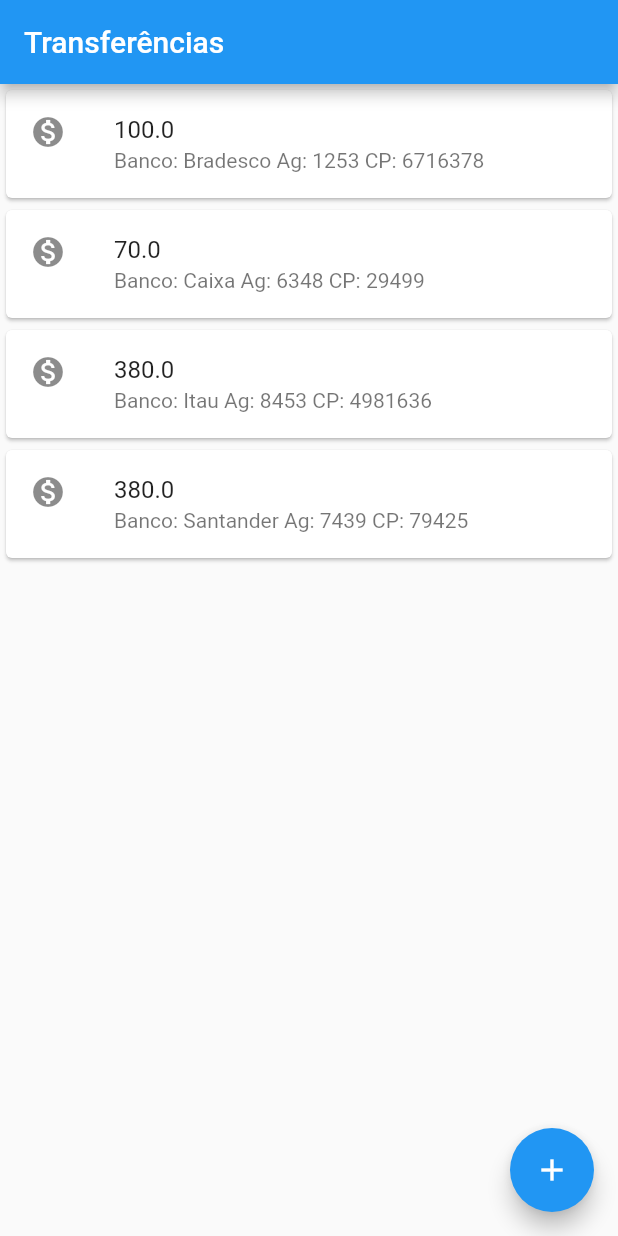
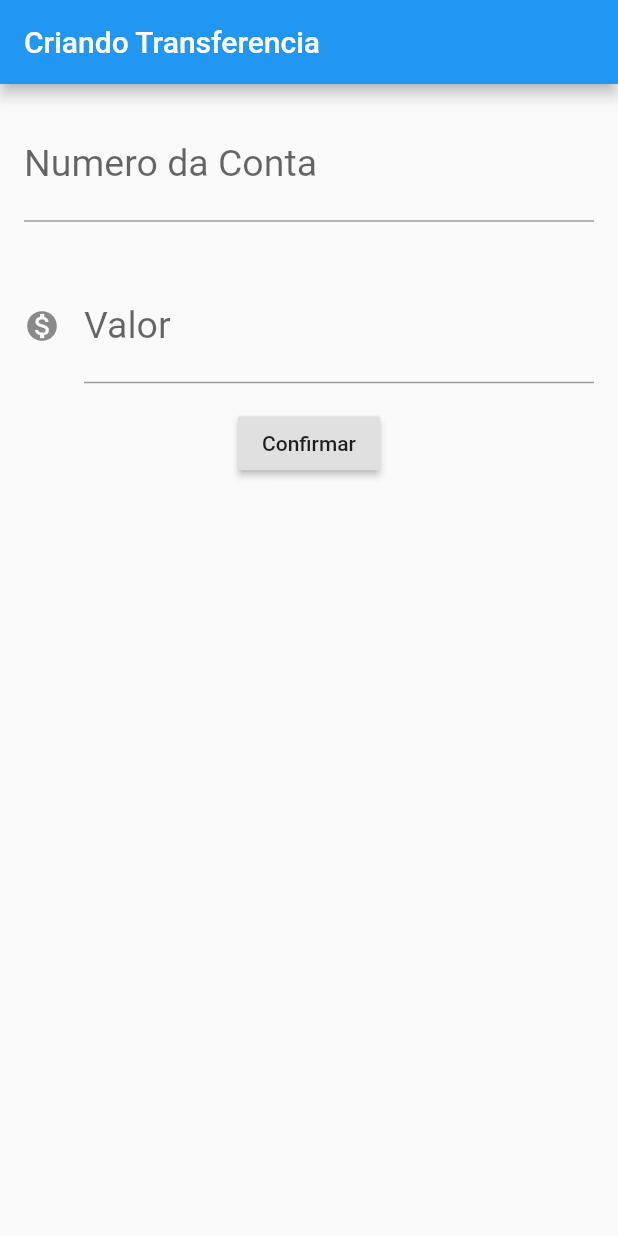
Before and after one commit to RoSPrates/AprendendoFlutterBytebank, a Flutter app: the screen it shows after launch, on a phone screen of 412 x 824 dp. Run offline on Flutter 3.47's test engine with Material 2 defaults, Android fonts, the phone set to English and light mode, and no system bars.

Commit message:
tela de criação de transferencia 0.1

```diff
--- a/lib/main.dart
+++ b/lib/main.dart
@@ -1,28 +1,98 @@
 import 'package:flutter/material.dart';
 
-void main() => runApp(
-      MaterialApp(
-        home: Scaffold(
-          body: ListaTransferencias(),
-          appBar: AppBar(
-            title: Text("Transferências"),
-          ),
-          floatingActionButton: FloatingActionButton(
-            child: Icon(Icons.add),
-          ),
-        ),
+void main() => runApp(BytebankApp());
+
+class BytebankApp extends StatelessWidget {
+  Widget build(BuildContext context) {
+    return MaterialApp(
+      home: Scaffold(
+        body: FormularioTransferencia(),
       ),
     );
+  }
+}
+
+class FormularioTransferencia extends StatelessWidget {
+  final TextEditingController _controlerCampoNumeroConta =
+      TextEditingController();
+  final TextEditingController _controlerCampoValor = TextEditingController();
+
+  @override
+  Widget build(BuildContext context) {
+    return Scaffold(
+      appBar: AppBar(
+        title: Text("Criando Transferencia"),
+      ),
+      body: Column(
+        children: <Widget>[
+          Padding(
+            padding: const EdgeInsets.all(16.0),
+            child: TextField(
+              controller: _controlerCampoNumeroConta,
+              style: TextStyle(fontSize: 25.0),
+              decoration: InputDecoration(
+                  labelText: "Numero da Conta", hintText: "00000"),
+              keyboardType: TextInputType.number,
+            ),
+          ),
+          Padding(
+            padding: const EdgeInsets.all(16.0),
+            child: TextField(
+              controller: _controlerCampoValor,
+              style: TextStyle(fontSize: 25.0),
+              decoration: InputDecoration(
+                labelText: "Valor",
+                hintText: "0,00",
+                icon: Icon(Icons.monetization_on),
+              ),
+              keyboardType: TextInputType.number,
+            ),
+          ),
+          RaisedButton(
+            onPressed: () {
+              var time = DateTime.now().toLocal();
+              debugPrint(
+                  "clicou no confirmar as ${time.day}/${time.month}/${time.year} - ${time.hour}:${time.minute}:${time.second}");
+              double valor = double.tryParse(
+                          _controlerCampoValor.text.replaceAll(",", ".")) ==
+                      null
+                  ? 0.0
+                  : double.tryParse(
+                      _controlerCampoValor.text.replaceAll(",", "."));
+              var t = Transferencia(valor, _controlerCampoNumeroConta.text);
+              debugPrint(t.transf());
+            },
+            child: Text("Confirmar"),
+          ),
+        ],
+      ),
+    );
+  }
+}
 
 class ListaTransferencias extends StatelessWidget {
   @override
   Widget build(BuildContext context) {
-    return Column(children: <Widget>[
-      ItemTransferencia(Transferencia(100.00,"Banco: Bradesco Ag: 1253 CP: 6716378")),
-      ItemTransferencia(Transferencia(70.00,"Banco: Caixa Ag: 6348 CP: 29499")),
-      ItemTransferencia(Transferencia(380.00,"Banco: Itau Ag: 8453 CP: 4981636")),
-      ItemTransferencia(Transferencia(380.00,"Banco: Santander Ag: 7439 CP: 79425")),
-    ]);
+    return Scaffold(
+      body: Column(
+        children: <Widget>[
+          ItemTransferencia(
+              Transferencia(100.00, "Banco: Bradesco Ag: 1253 CP: 6716378")),
+          ItemTransferencia(
+              Transferencia(70.00, "Banco: Caixa Ag: 6348 CP: 29499")),
+          ItemTransferencia(
+              Transferencia(380.00, "Banco: Itau Ag: 8453 CP: 4981636")),
+          ItemTransferencia(
+              Transferencia(380.00, "Banco: Santander Ag: 7439 CP: 79425")),
+        ],
+      ),
+      floatingActionButton: FloatingActionButton(
+        child: Icon(Icons.add),
+      ),
+      appBar: AppBar(
+        title: Text("Transferencia"),
+      ),
+    );
   }
 }
 
@@ -30,6 +100,7 @@ class ItemTransferencia extends StatelessWidget {
   final Transferencia _transferencia;
 
   ItemTransferencia(this._transferencia);
+
   @override
   Widget build(BuildContext context) {
     return Card(
@@ -42,9 +113,12 @@ class ItemTransferencia extends StatelessWidget {
   }
 }
 
-class Transferencia{
+class Transferencia {
   final double _valor;
   final String _dadosTransferido;
 
-  Transferencia(this._valor,this._dadosTransferido);
+  Transferencia(this._valor, this._dadosTransferido);
+
+  String transf() =>
+      "Transferemcia feita para conta: ${this._dadosTransferido}, no valor: ${this._valor}";
 }
```
